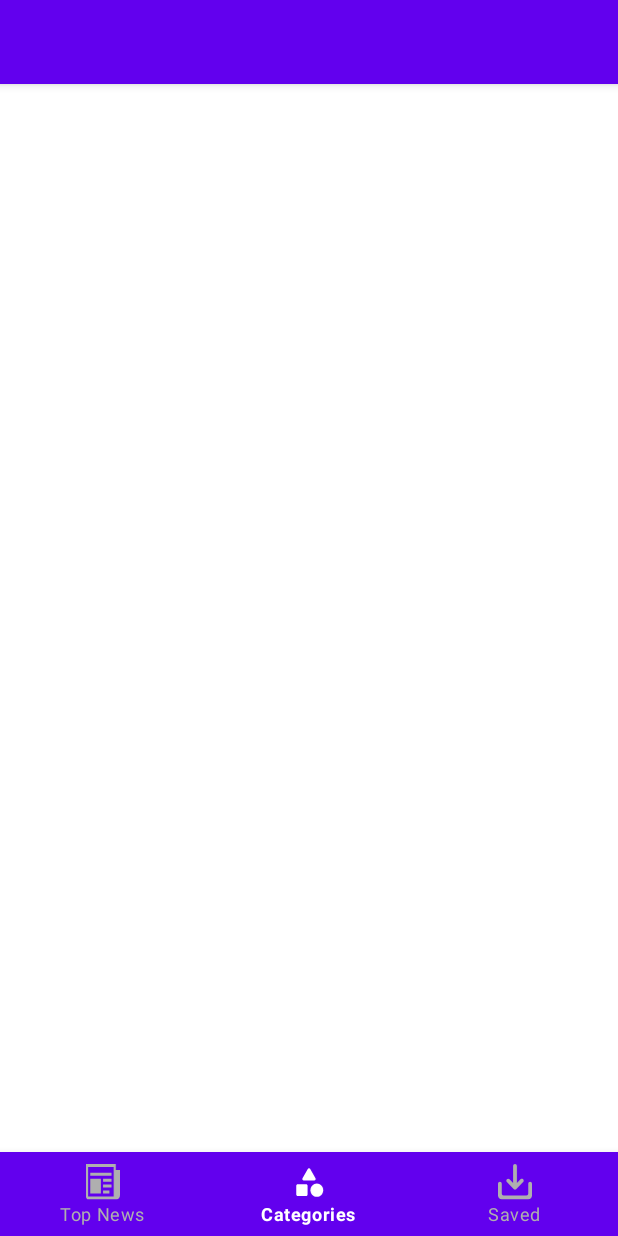
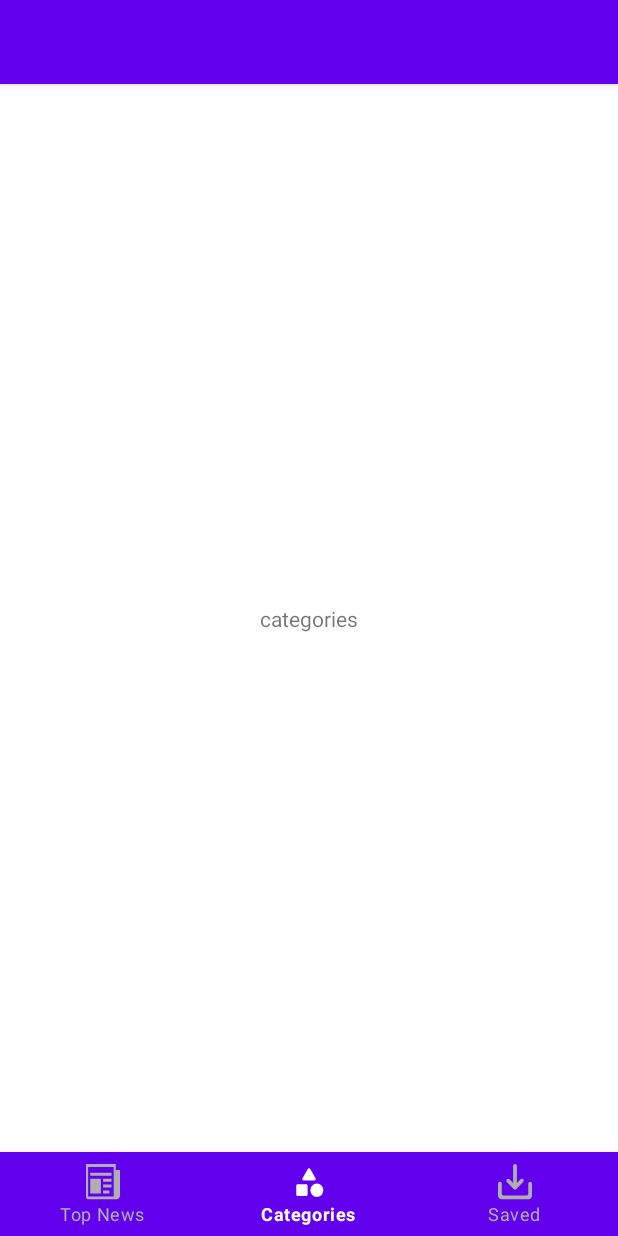
Before and after one commit to hanchang97/NewsApp, an Android app: the screen it shows after launch (MainActivity), item 2 of the bottom bar chosen, on a phone screen of 412 x 824 dp. Run offline under Robolectric (Android 15) with nearby library versions, the phone set to English and light mode, and no system bars; our stand-ins replace Dagger/Hilt's generated code, data binding, navigation-ui.

Commit message:
[FEAT] BottomNavigationView navigation 연결

```diff
--- a/app/src/main/java/com/nimok97/newsapp/presentation/MainActivity.kt
+++ b/app/src/main/java/com/nimok97/newsapp/presentation/MainActivity.kt
@@ -3,6 +3,8 @@ package com.nimok97.newsapp.presentation
 import android.os.Bundle
 import androidx.appcompat.app.AppCompatActivity
 import androidx.databinding.DataBindingUtil
+import androidx.navigation.fragment.findNavController
+import androidx.navigation.ui.setupWithNavController
 import com.nimok97.newsapp.R
 import com.nimok97.newsapp.databinding.ActivityMainBinding
 import dagger.hilt.android.AndroidEntryPoint
@@ -26,5 +28,9 @@ class MainActivity : AppCompatActivity() {
 
     private fun setBottomNavigationView() {
         binding.mainBnv.itemIconTintList = null
+        val navController = supportFragmentManager.findFragmentById(R.id.main_fcv)?.findNavController()
+        navController?.let {
+            binding.mainBnv.setupWithNavController(navController)
+        }
     }
 }
--- a/app/src/main/res/layout/activity_main.xml
+++ b/app/src/main/res/layout/activity_main.xml
@@ -30,12 +30,15 @@
 
         <androidx.fragment.app.FragmentContainerView
             android:id="@+id/main_fcv"
+            android:name="androidx.navigation.fragment.NavHostFragment"
             android:layout_width="0dp"
             android:layout_height="0dp"
+            app:defaultNavHost="true"
             app:layout_constraintBottom_toTopOf="@id/main_bnv"
             app:layout_constraintEnd_toEndOf="parent"
             app:layout_constraintStart_toStartOf="parent"
-            app:layout_constraintTop_toBottomOf="@id/main_abl" />
+            app:layout_constraintTop_toBottomOf="@id/main_abl"
+            app:navGraph="@navigation/main_navigation" />
 
         <com.google.android.material.bottomnavigation.BottomNavigationView
             android:id="@+id/main_bnv"
--- /dev/null
+++ b/app/src/main/res/navigation/main_navigation.xml
@@ -0,0 +1,19 @@
+<?xml version="1.0" encoding="utf-8"?>
+<navigation xmlns:android="http://schemas.android.com/apk/res/android"
+    xmlns:app="http://schemas.android.com/apk/res-auto"
+    android:id="@+id/main_navigation"
+    app:startDestination="@id/fragment_topnews">
+
+    <fragment
+        android:id="@+id/fragment_topnews"
+        android:name="com.nimok97.newsapp.presentation.topnews.TopNewsFragment"
+        android:label="TopNewsFragment" />
+    <fragment
+        android:id="@+id/fragment_categories"
+        android:name="com.nimok97.newsapp.presentation.categories.CategoriesFragment"
+        android:label="CategoriesFragment" />
+    <fragment
+        android:id="@+id/fragment_savednews"
+        android:name="com.nimok97.newsapp.presentation.saved.SavedNewsFragment"
+        android:label="SavedNewsFragment" />
+</navigation>
```
